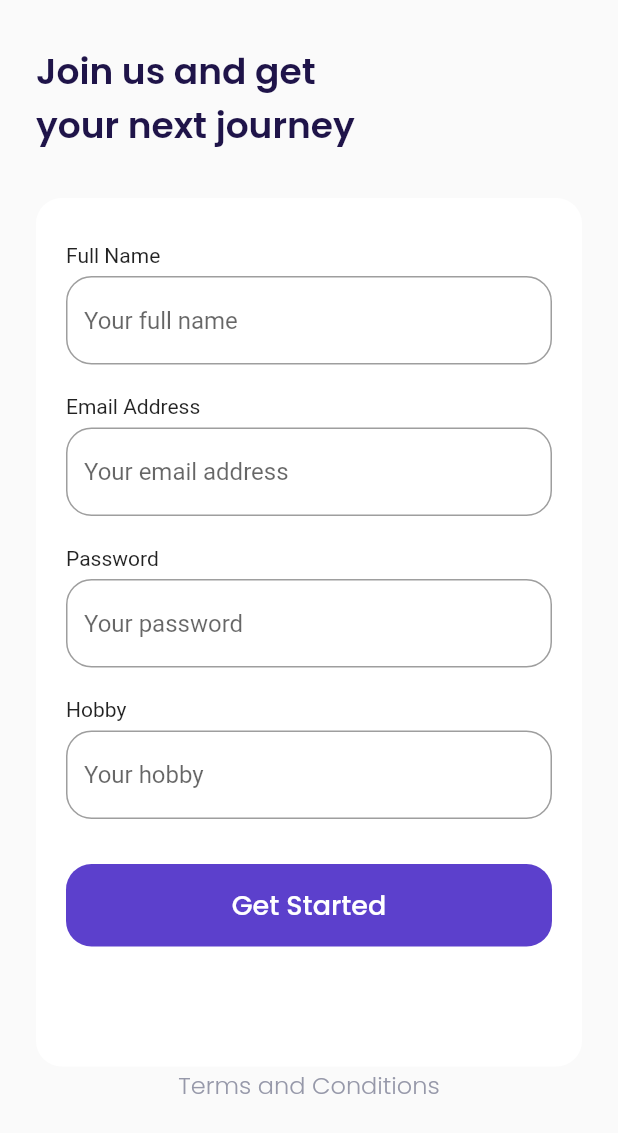
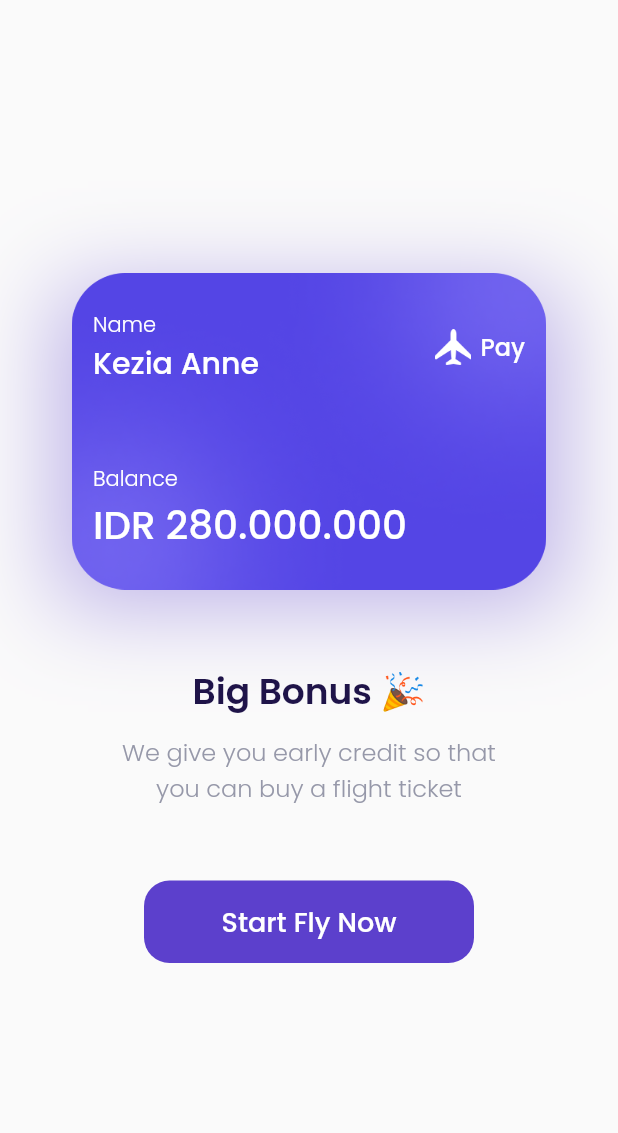
Before and after one commit to sonijulianto/aplikasi-mobile-travel, a Flutter app: the SignUpPage screen opened by its route, after a tap on "Get Started", on a phone screen of 412 x 824 dp. Shown: the top 1133 px of the screen. Run offline on Flutter 3.47's test engine with Material 2 defaults, Android fonts, the phone set to English and light mode, and no system bars; our stand-ins replace google_fonts.

Commit message:
adding BonusPage and mainPage

```diff
--- a/lib/main.dart
+++ b/lib/main.dart
@@ -1,4 +1,6 @@
+import 'package:aplikasi_travel/pages/bonus_page.dart';
 import 'package:aplikasi_travel/pages/get_started_page.dart';
+import 'package:aplikasi_travel/pages/main_page.dart';
 import 'package:aplikasi_travel/pages/sign_up_pages.dart';
 import 'package:aplikasi_travel/pages/splash_page.dart';
 import 'package:flutter/material.dart';
@@ -16,6 +18,8 @@ class MyApp extends StatelessWidget {
         '/': (context) => SplashPage(),
         '/get-started': (context) => GetStartedPage(),
         '/sign-up': (context) => SignUpPage(),
+        '/bonus': (context) => BonusPage(),
+        '/main': (context) => MainPage(),
       },
     );
   }
--- /dev/null
+++ b/lib/pages/bonus_page.dart
@@ -0,0 +1,174 @@
+import 'package:aplikasi_travel/shared/theme.dart';
+import 'package:flutter/material.dart';
+
+class BonusPage extends StatelessWidget {
+  const BonusPage({Key? key}) : super(key: key);
+
+  @override
+  Widget build(BuildContext context) {
+    Widget bonusCard() {
+      return Container(
+        width: double.infinity,
+        height: 211,
+        padding: EdgeInsets.all(
+          defaultMargin,
+        ),
+        decoration: BoxDecoration(
+            image: DecorationImage(
+              image: AssetImage(
+                'assets/image_bonus.png',
+              ),
+            ),
+            boxShadow: [
+              BoxShadow(
+                color: purpleColor.withOpacity(0.4),
+                blurRadius: 50,
+                offset: Offset(0, 10),
+              ),
+            ]),
+        child: Column(
+          crossAxisAlignment: CrossAxisAlignment.start,
+          children: [
+            Row(
+              children: [
+                Expanded(
+                  child: Column(
+                    crossAxisAlignment: CrossAxisAlignment.start,
+                    children: [
+                      Text(
+                        'Name',
+                        style: whiteTextStyle.copyWith(
+                          fontWeight: light,
+                        ),
+                      ),
+                      Text(
+                        'Kezia Anne',
+                        style: whiteTextStyle.copyWith(
+                          fontSize: 20,
+                          fontWeight: medium,
+                        ),
+                        overflow: TextOverflow.ellipsis,
+                      ),
+                    ],
+                  ),
+                ),
+                Container(
+                  width: 24,
+                  height: 24,
+                  margin: EdgeInsets.only(right: 6),
+                  decoration: BoxDecoration(
+                    image: DecorationImage(
+                      image: AssetImage(
+                        'assets/logo.png',
+                      ),
+                    ),
+                  ),
+                ),
+                Text(
+                  'Pay',
+                  style: whiteTextStyle.copyWith(
+                    fontSize: 16,
+                    fontWeight: medium,
+                  ),
+                ),
+              ],
+            ),
+            Spacer(),
+            Text(
+              'Balance',
+              style: whiteTextStyle.copyWith(
+                fontWeight: light,
+              ),
+            ),
+            Text(
+              'IDR 280.000.000',
+              style: whiteTextStyle.copyWith(
+                fontSize: 26,
+                fontWeight: medium,
+              ),
+            ),
+          ],
+        ),
+      );
+    }
+
+    Widget title() {
+      return Container(
+        margin: EdgeInsets.only(
+          top: 50,
+        ),
+        child: Text(
+          'Big Bonus 🎉',
+          style: primaryTextStyle.copyWith(
+            fontSize: 24,
+            fontWeight: semiBold,
+          ),
+        ),
+      );
+    }
+
+    Widget subTitle() {
+      return Container(
+        margin: EdgeInsets.only(
+          top: 10,
+        ),
+        child: Text(
+          'We give you early credit so that\nyou can buy a flight ticket',
+          style: greyTextStyle.copyWith(
+            fontSize: 16,
+            fontWeight: light,
+          ),
+          textAlign: TextAlign.center,
+        ),
+      );
+    }
+
+    Widget startFlyButton() {
+      return Container(
+        width: 220,
+        height: 55,
+        margin: EdgeInsets.only(
+          top: 50,
+        ),
+        child: TextButton(
+          onPressed: () {
+            Navigator.pushNamed(context, '/main');
+          },
+          child: Text(
+            'Start Fly Now',
+            style: whiteTextStyle.copyWith(
+              fontSize: 18,
+              fontWeight: medium,
+            ),
+          ),
+          style: TextButton.styleFrom(
+            backgroundColor: purpleColor,
+            shape: RoundedRectangleBorder(
+              borderRadius: BorderRadius.circular(defaultRadius),
+            ),
+          ),
+        ),
+      );
+    }
+
+    return Scaffold(
+      backgroundColor: backgroundColor,
+      body: Center(
+        child: Container(
+          margin: EdgeInsets.symmetric(
+            horizontal: 38,
+          ),
+          child: Column(
+            mainAxisAlignment: MainAxisAlignment.center,
+            children: [
+              bonusCard(),
+              title(),
+              subTitle(),
+              startFlyButton(),
+            ],
+          ),
+        ),
+      ),
+    );
+  }
+}
--- a/lib/pages/sign_up_pages.dart
+++ b/lib/pages/sign_up_pages.dart
@@ -151,7 +151,7 @@ class SignUpPage extends StatelessWidget {
         );
       }
 
-      Widget inputButton() {
+      Widget getStartedButton() {
         return Container(
           height: 55,
           width: double.infinity,
@@ -165,7 +165,9 @@ class SignUpPage extends StatelessWidget {
                 borderRadius: BorderRadius.circular(defaultRadius),
               ),
             ),
-            onPressed: () {},
+            onPressed: () {
+              Navigator.pushNamed(context, '/bonus');
+            },
             child: Text(
               'Get Started',
               style: whiteTextStyle.copyWith(
@@ -196,22 +198,22 @@ class SignUpPage extends StatelessWidget {
             emailInput(),
             passwordInput(),
             hobbyInput(),
-            inputButton(),
+            getStartedButton(),
           ],
         ),
       );
     }
 
     Widget termText() {
-      return Center(
-        child: Container(
+      return Container(
+        alignment: Alignment.center,
         margin: EdgeInsets.only(bottom: 70),
         child: Text(
           'Terms and Conditions',
           style: greyTextStyle.copyWith(
             fontSize: 16,
             fontWeight: light,
-            ),
+            decoration: TextDecoration.underline,
           ),
         ),
       );
--- a/lib/shared/theme.dart
+++ b/lib/shared/theme.dart
@@ -1,4 +1,5 @@
 import 'package:flutter/cupertino.dart';
+import 'package:flutter/material.dart';
 import 'package:google_fonts/google_fonts.dart';
 
 double defaultMargin = 24.0;
@@ -11,11 +12,14 @@ Color greyColor = Color(0xff9698A9);
 Color backgroundColor = Color(0xffFAFAFA);
 Color greenColor = Color(0xff0EC3AE);
 Color redColor = Color(0xffEB70A5);
+Color primaryColor = Color(0xff1F1449);
+Color transparentColor = Colors.transparent;
 
 TextStyle purpleTextStyle = GoogleFonts.poppins(color: purpleColor);
 TextStyle whiteTextStyle = GoogleFonts.poppins(color: whiteColor);
 TextStyle blackTextStyle = GoogleFonts.poppins(color: blackColor);
 TextStyle greyTextStyle = GoogleFonts.poppins(color: greyColor);
+TextStyle primaryTextStyle = GoogleFonts.poppins(color: primaryColor);
 
 FontWeight light = FontWeight.w300;
 FontWeight regular = FontWeight.w400;
```
Also changed, not shown: lib/pages/main_page.dart (added, +134 -0 lines), assets/image_bonus.png (added), assets/logo.png. Lines whose indentation alone changed are shown as unchanged.
